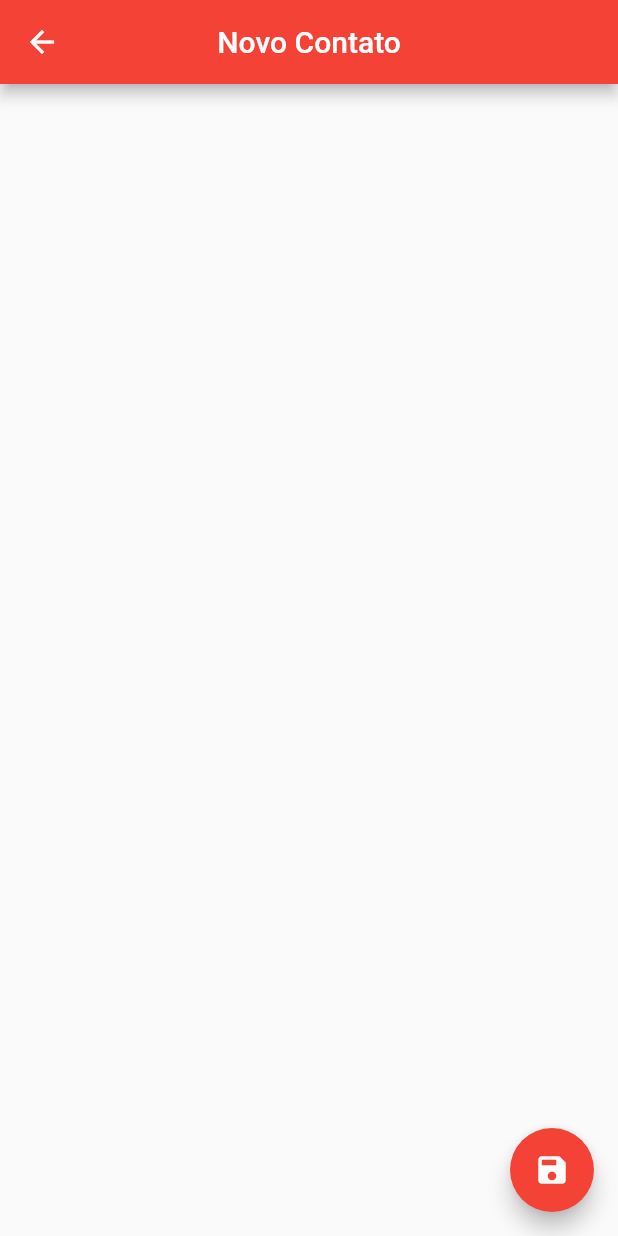
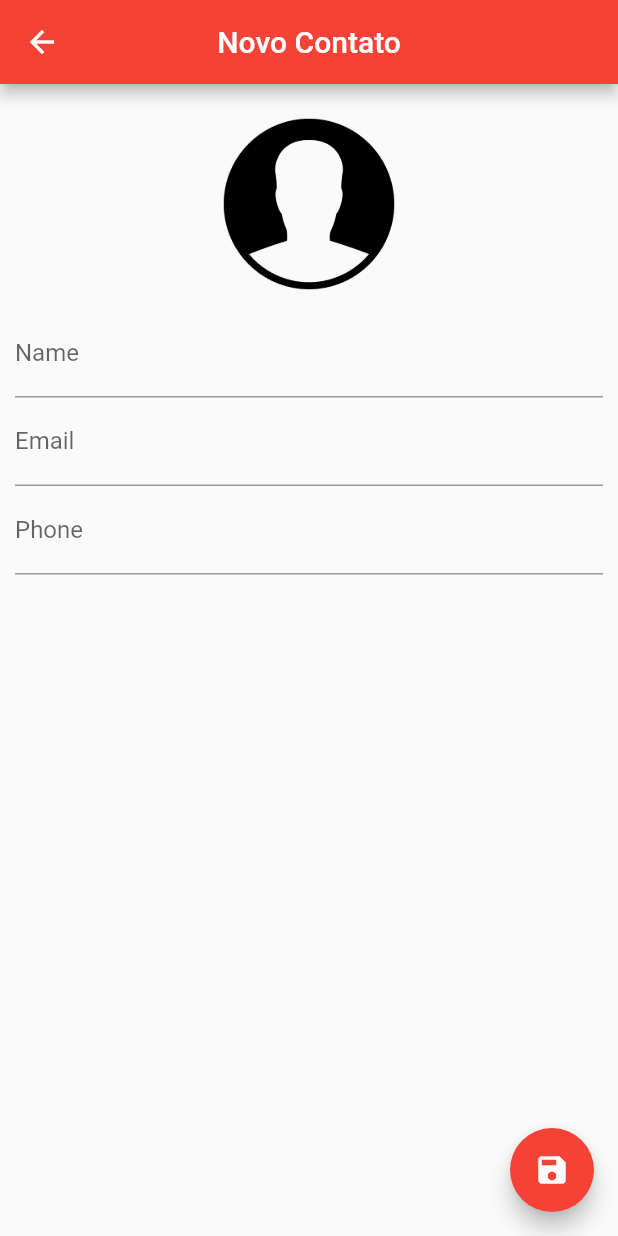
Before and after one commit to JoaoAndrade-X/contact_book, a Flutter app: the ContactPage screen opened directly, on a phone screen of 412 x 824 dp. Run offline on Flutter 3.47's test engine with Material 2 defaults, Android fonts, the phone set to English and light mode, and no system bars; our stand-ins replace sqflite; accounts and stored records are empty.

Commit message:
Creating Contact Screen Layout

```diff
--- a/lib/ui/contact_page.dart
+++ b/lib/ui/contact_page.dart
@@ -1,5 +1,6 @@
 import 'package:contact_book/helpers/contact_helper.dart';
 import 'package:flutter/material.dart';
+import 'dart:io';
 
 class ContactPage extends StatefulWidget {
 
@@ -13,6 +14,11 @@ class ContactPage extends StatefulWidget {
 
 class _ContactPageState extends State<ContactPage> {
 
+  final _nameController = TextEditingController();
+  final _emailController = TextEditingController();
+  final _phoneController = TextEditingController();
+
+  bool _userEdited = false;
   Contact _editedContact;
 
   @override
@@ -23,6 +29,10 @@ class _ContactPageState extends State<ContactPage> {
       _editedContact = Contact();
     } else {
       _editedContact = Contact.fromMap(widget.contact.toMap());
+
+      _nameController.text = _editedContact.name;
+      _emailController.text = _editedContact.email;
+      _phoneController.text = _editedContact.phone;
     }
 
   }
@@ -40,6 +50,60 @@ class _ContactPageState extends State<ContactPage> {
         backgroundColor: Colors.red,
         onPressed: () {},
       ),
+      body: SingleChildScrollView(
+        padding: EdgeInsets.all(10.0),
+        child: Column(
+          children: <Widget>[
+            GestureDetector(
+              child: Container(
+                width: 140.0,
+                height: 140.0,
+                decoration: BoxDecoration(
+                  shape: BoxShape.circle,
+                  image: DecorationImage(
+                      image: _editedContact.img != null
+                          ? FileImage(File(_editedContact.img))
+                          : AssetImage("images/person.png")),
+                ),
+              ),
+            ),
+            TextField(
+              controller: _nameController,
+              decoration: InputDecoration(
+                labelText:  "Name"
+              ),
+              onChanged: (text) {
+                _userEdited = true;
+                setState(() {
+                  _editedContact.name = text;
+                });
+              },
+            ),
+            TextField(
+              controller: _emailController,
+              decoration: InputDecoration(
+                  labelText:  "Email"
+              ),
+              onChanged: (text) {
+                _userEdited = true;
+                _editedContact.email = text;
+              },
+              keyboardType: TextInputType.emailAddress,
+            ),
+            TextField(
+              controller: _phoneController,
+              decoration: InputDecoration(
+                  labelText:  "Phone"
+              ),
+              onChanged: (text) {
+                _userEdited = true;
+                _editedContact.phone = text;
+              },
+              keyboardType: TextInputType.phone,
+            ),
+          ],
+        ),
+      ),
     );
   }
 }
```
